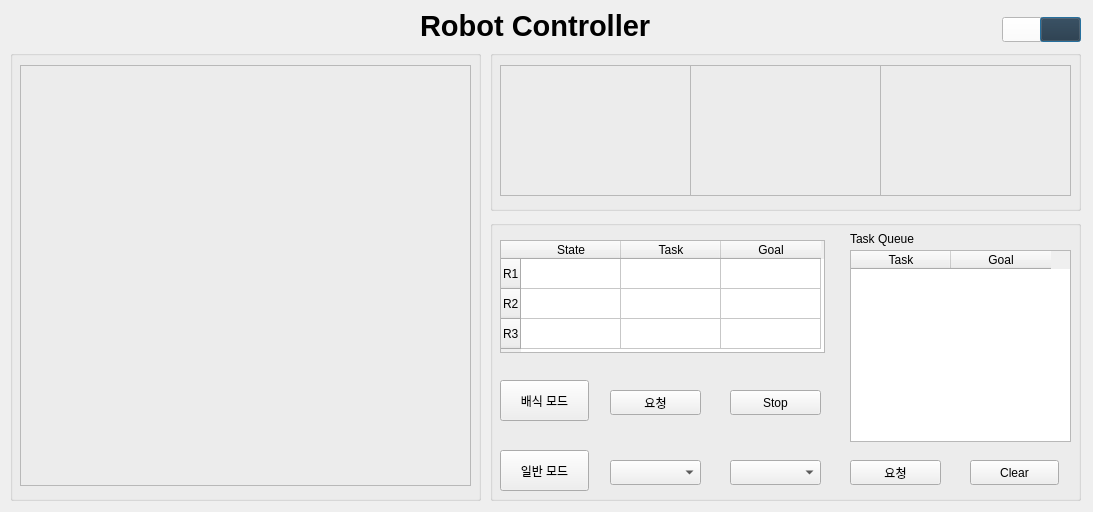
Qt form nursing_home/src/ui_pkg/ui_pkg/monitoring.ui (addinedu-ros-3rd/ros-repo-1) before a commit.
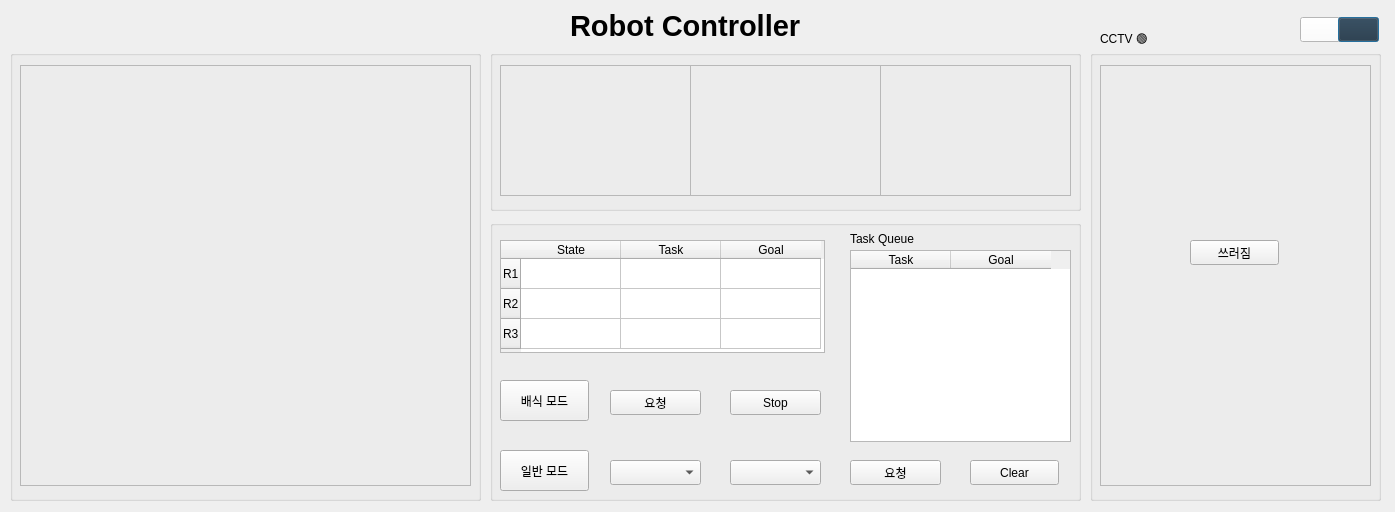
The same form after that commit.

Commit message: fit : UI에서 쓰러짐 딥러닝 기능 추가

What changed in the file:
```diff
--- a/nursing_home/src/ui_pkg/ui_pkg/monitoring.ui
+++ b/nursing_home/src/ui_pkg/ui_pkg/monitoring.ui
@@ -6,7 +6,7 @@
    <rect>
     <x>0</x>
     <y>0</y>
-    <width>1093</width>
+    <width>1395</width>
     <height>512</height>
    </rect>
   </property>
@@ -22,7 +22,7 @@
   <widget class="QPushButton" name="dark_btn">
    <property name="geometry">
     <rect>
-     <x>1040</x>
+     <x>1338</x>
      <y>17</y>
      <width>41</width>
      <height>25</height>
@@ -38,7 +38,7 @@
   <widget class="QPushButton" name="white_btn">
    <property name="geometry">
     <rect>
-     <x>1002</x>
+     <x>1300</x>
      <y>17</y>
      <width>41</width>
      <height>25</height>
@@ -478,7 +478,7 @@
   <widget class="QLabel" name="title_label">
    <property name="geometry">
     <rect>
-     <x>420</x>
+     <x>570</x>
      <y>10</y>
      <width>241</width>
      <height>31</height>
@@ -511,6 +511,61 @@
     <string/>
    </property>
   </widget>
+  <widget class="QGroupBox" name="cctv_group">
+   <property name="geometry">
+    <rect>
+     <x>1090</x>
+     <y>50</y>
+     <width>291</width>
+     <height>451</height>
+    </rect>
+   </property>
+   <property name="title">
+    <string/>
+   </property>
+   <widget class="QLabel" name="cctv_cam">
+    <property name="geometry">
+     <rect>
+      <x>10</x>
+      <y>15</y>
+      <width>271</width>
+      <height>421</height>
+     </rect>
+    </property>
+    <property name="frameShape">
+     <enum>QFrame::StyledPanel</enum>
+    </property>
+    <property name="text">
+     <string/>
+    </property>
+   </widget>
+   <widget class="QPushButton" name="fall_btn">
+    <property name="geometry">
+     <rect>
+      <x>100</x>
+      <y>190</y>
+      <width>89</width>
+      <height>25</height>
+     </rect>
+    </property>
+    <property name="text">
+     <string>쓰러짐</string>
+    </property>
+   </widget>
+  </widget>
+  <widget class="QLabel" name="cctv_label">
+   <property name="geometry">
+    <rect>
+     <x>1100</x>
+     <y>30</y>
+     <width>181</width>
+     <height>20</height>
+    </rect>
+   </property>
+   <property name="text">
+    <string>CCTV 🟢</string>
+   </property>
+  </widget>
   <zorder>label</zorder>
   <zorder>cam_group</zorder>
   <zorder>white_btn</zorder>
```
Left out of the diff: 2 changed lines with no effect on the pictures. The commit also changes 1 other file.
